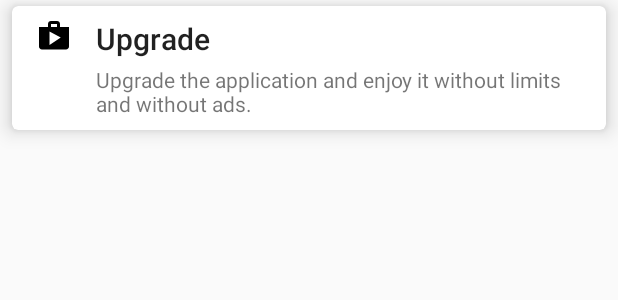
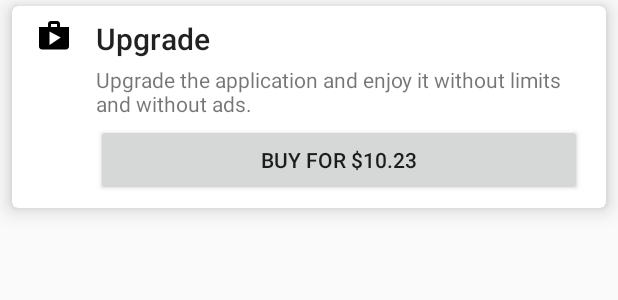
Before and after one commit to SergeyMSSDevLab/BaseLibrary, an Android app: the layout view_option_upgrade.xml on its own in the app's theme, with its tools: preview values and no code run, on a phone screen of 412 x 824 dp. Shown: the top 300 px of the screen. Run offline under Robolectric (Android 15) with nearby library versions, the phone set to English and light mode, and no system bars.

Commit message:
Load sku flow refactored

```diff
--- a/baselib/src/main/java/com/mssdevlab/baselib/upgrade/BaseUpgradeActivity.java
+++ b/baselib/src/main/java/com/mssdevlab/baselib/upgrade/BaseUpgradeActivity.java
@@ -37,7 +37,7 @@ public class BaseUpgradeActivity extends AppCompatActivity {
         ViewModelProvider provider = new ViewModelProvider(this);
         BaseUpgradeActivityViewModel viewModel = provider.get(BaseUpgradeActivityViewModel.class);
         viewModel.setOptionsViewModel(provider.get(UpgradeOptionsViewModel.class));
-        viewModel.getOptionsViewModel().attachActivity(this);
+        viewModel.getOptionsViewModel().attachActivity(this, this.getResources());
         binding.setViewModelMain(viewModel);
 
         BaseApplication app = BaseApplication.getInstance();
--- a/baselib/src/main/java/com/mssdevlab/baselib/upgrade/UpgradeOptionsViewModel.java
+++ b/baselib/src/main/java/com/mssdevlab/baselib/upgrade/UpgradeOptionsViewModel.java
@@ -1,5 +1,6 @@
 package com.mssdevlab.baselib.upgrade;
 
+import android.content.res.Resources;
 import android.util.Log;
 
 import androidx.annotation.NonNull;
@@ -21,11 +22,11 @@ public class UpgradeOptionsViewModel extends ViewModel {
         mUpgradeOptionsAdapter = new UpgradeOptionsAdapter(R.layout.view_option_upgrade, this);
     }
 
-    public void attachActivity(LifecycleOwner lifecycleOwner){
+    void attachActivity(LifecycleOwner lifecycleOwner, Resources res){
         BillingData.getSkuDetails().observe(lifecycleOwner, skuDetails -> {
             ArrayList<UpgradeOptionModel> options = new ArrayList<>();
             for (SkuDetails d : skuDetails){
-                options.add(new UpgradeOptionModel(d));
+                options.add(new UpgradeOptionModel(d, res));
             }
             this.mUpgradeOptionsAdapter.setOptions(options);
             this.mUpgradeOptionsAdapter.notifyDataSetChanged();
--- a/baselib/src/main/res/layout/view_option_upgrade.xml
+++ b/baselib/src/main/res/layout/view_option_upgrade.xml
@@ -13,9 +13,8 @@
         android:layout_height="wrap_content"
         app:cardCornerRadius="@dimen/card_radius"
         app:cardElevation="@dimen/card_elevation"
-        android:onClick="@{() -> viewModel.onItemClick(position)}"
-        android:clickable="true"
-        android:focusable="true"
+        android:clickable="false"
+        android:focusable="false"
         android:foreground="?android:attr/selectableItemBackground"
         android:layout_marginStart="@dimen/bl_item_spacing_horizontal_2"
         android:layout_marginLeft="@dimen/bl_item_spacing_horizontal_2"
@@ -60,7 +59,7 @@
                 app:layout_constraintTop_toTopOf="parent" />
 
             <TextView
-                android:id="@+id/blUpgaUpgradeValue"
+                android:id="@+id/blUpgaUpgradeDescription"
                 android:layout_width="0dp"
                 android:layout_height="wrap_content"
                 android:layout_marginEnd="@dimen/bl_item_spacing_horizontal"
@@ -72,6 +71,21 @@
                 app:layout_constraintTop_toBottomOf="@+id/blUpgaUpgradeTitle"
                 />
 
+            <Button
+                android:layout_width="0dp"
+                android:layout_height="wrap_content"
+                android:layout_marginEnd="@dimen/bl_item_spacing_horizontal"
+                android:layout_marginTop="@dimen/bl_item_spacing_vertical_4"
+                android:onClick="@{() -> viewModel.onItemClick(position)}"
+                android:clickable="true"
+                android:focusable="true"
+                android:text="@{viewModel.getOptionAt(position).priceTitle}"
+                tools:text="Buy for $10.23"
+                app:layout_constraintLeft_toLeftOf="@+id/blUpgaUpgradeDescription"
+                app:layout_constraintRight_toRightOf="parent"
+                app:layout_constraintTop_toBottomOf="@+id/blUpgaUpgradeDescription"
+                />
+
         </androidx.constraintlayout.widget.ConstraintLayout>
     </androidx.cardview.widget.CardView>
 </layout>
--- a/baselib/src/main/res/values/strings.xml
+++ b/baselib/src/main/res/values/strings.xml
@@ -72,6 +72,7 @@
     <string name="bl_upgrade_buy_title">Upgrade</string>
     <string name="bl_upgrade_buy_value">Upgrade the application and enjoy it without limits and without ads.</string>
     <string name="bl_upgrade_expire_time">expire:</string>
+    <string name="bl_upgrade_price_title">Buy for %1$s</string>
     <string name="bl_title_activity_upgrade">Upgrade application</string>
     <string name="bl_title_activity_sponsoring">Sponsoring options</string>
 
```
Also changed, not shown: baselib/src/main/java/com/mssdevlab/baselib/upgrade/UpgradeOptionModel.java (+14 -7 lines).
